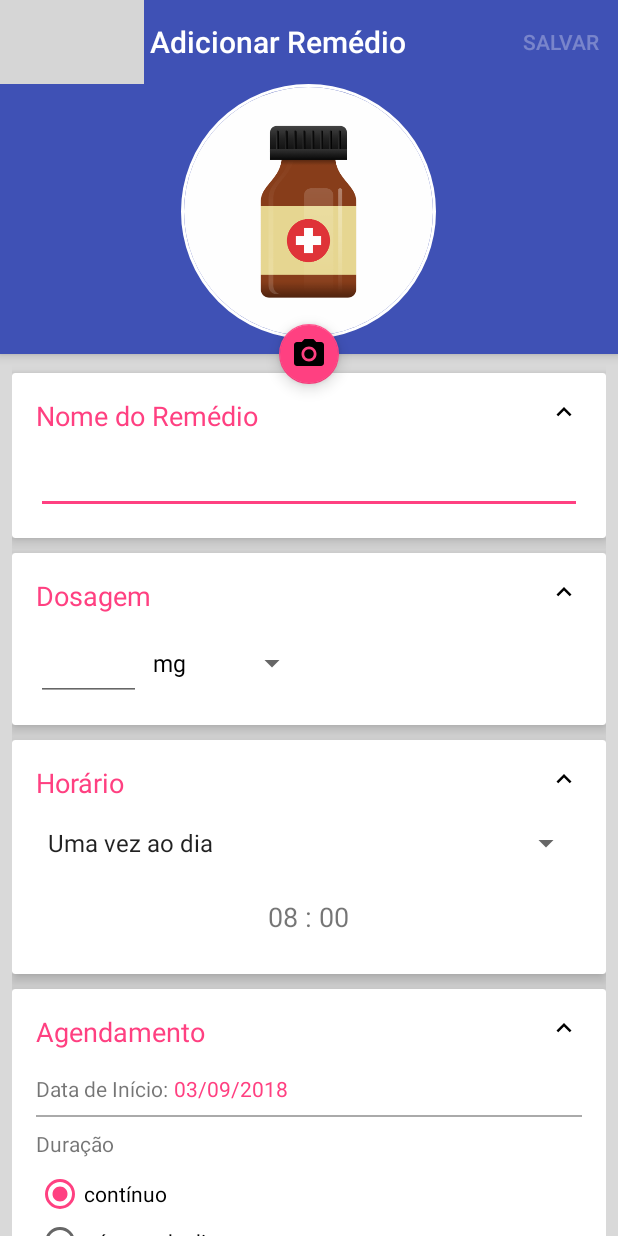
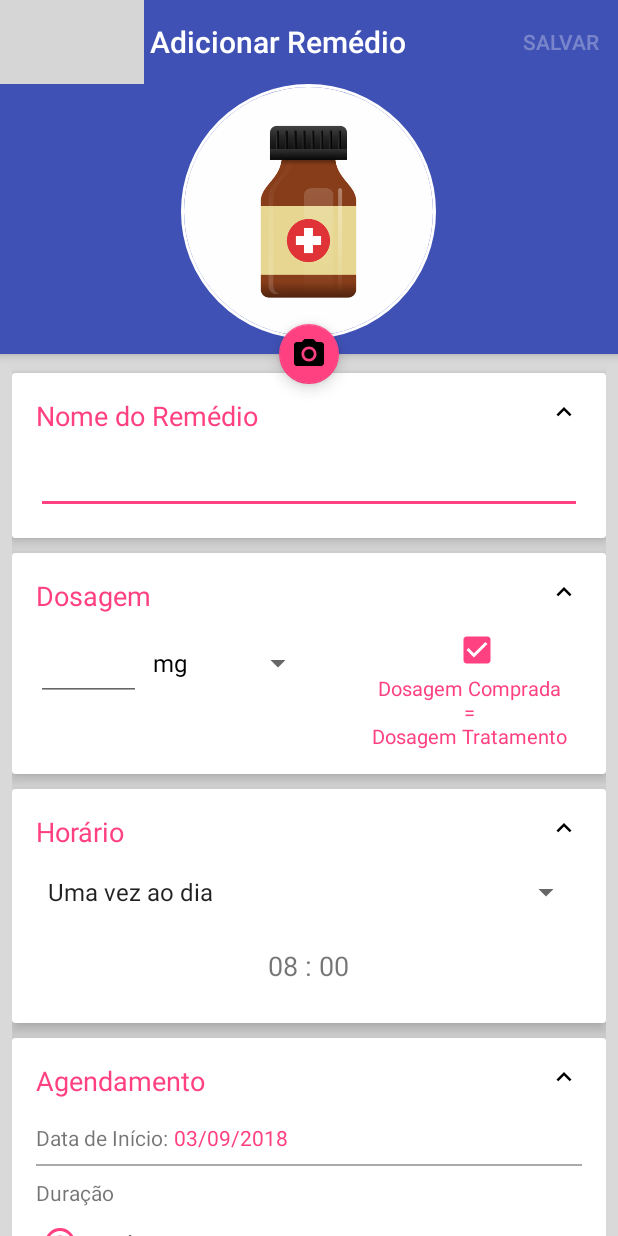
Before and after one commit to thalessn/MedAlarm, an Android app: the MedicamentoCadastro screen opened directly, with no data from a screen before it, on a phone screen of 412 x 824 dp. Run offline under Robolectric (Android 15) with nearby library versions, the phone set to English and light mode, and no system bars; our stand-ins replace CircleImageView; pictures from the network do not load; grey boxes are pictures that could not be loaded.

Commit message:
Adicionei o campo dosagem comprada no cardview de dosagem

```diff
--- a/app/src/main/java/com/gmail/thales_silva_nascimento/alarmmed/activity/MedicamentoCadastro.java
+++ b/app/src/main/java/com/gmail/thales_silva_nascimento/alarmmed/activity/MedicamentoCadastro.java
@@ -43,6 +43,7 @@ import android.view.View;
 import android.widget.AdapterView;
 import android.widget.ArrayAdapter;
 import android.widget.AutoCompleteTextView;
+import android.widget.CheckBox;
 import android.widget.CompoundButton;
 import android.widget.DatePicker;
 import android.widget.EditText;
@@ -102,13 +103,25 @@ public class MedicamentoCadastro extends AppCompatActivity
     private CardView cardAgend;
     private CardView cardLembrete;
     private ImageView imgSetaCardNome;
-    private ImageView imgSetaCardDosagem;
     private ImageView imgSetaCardHorario;
     private ImageView imgSetaCardAgend;
     private boolean expandirCardNome = false;
     private boolean expandirCardDosagem = false;
     private boolean expandirCardHorario = false;
     private boolean expandirCardAgend = false;
+
+    //CardDosagem
+    private ImageView imgSetaCardDosagem;
+    private EditText dosagemMed;
+    private EditText dosagemMedComprada;
+    private Spinner dosSpinner;
+    private Spinner dosSpinnerComprada;
+    private CheckBox cbDosagem;
+    private RelativeLayout rlCardDosagem2;
+    private TextView tvDosagemTratamento;
+    private TextView tvDosagemComprada;
+    private List<String> tipoDosagens;
+
 
     //Card Lembrete
     private Switch switchLembrete;
@@ -141,14 +154,14 @@ public class MedicamentoCadastro extends AppCompatActivity
     private int rbAnterior2;
     private boolean rbCheckNumeroDias;
     private TextView dataInicialTv;
-    private Spinner dosSpinner;
+
 
     //Toolbar
     private Toolbar toolbar;
 
     //Nome, dosagem
     private AutoCompleteTextView nomeMed;
-    private EditText dosagemMed;
+
     private int intevaloSel;
     private ArrayList<String> diasSelecionados;
     private Menu menu;
@@ -204,6 +217,7 @@ public class MedicamentoCadastro extends AppCompatActivity
 
         //Dosagem EditText
         dosagemMed = (EditText) findViewById(R.id.edDosagem);
+        dosagemMedComprada = (EditText) findViewById(R.id.edDosagem2);
 
         //Nome do medicamento
         nomeMed = (AutoCompleteTextView) findViewById(R.id.edNomeMed);
@@ -211,7 +225,7 @@ public class MedicamentoCadastro extends AppCompatActivity
         nomeMed.setThreshold(4);
         //Instancia o adapter do autocomplete
         autoCompleteAdapter = new MedicamentoAutoCompleteAdapter(MedicamentoCadastro.this);
-        //Adiciona o adapte ao edittext
+        //Adiciona o adapter ao edittext
         nomeMed.setAdapter(autoCompleteAdapter);
         //Nome do medicamento e evento para habilitar somente quando possui um nome
         nomeMed.addTextChangedListener(new TextWatcher() {
@@ -246,7 +260,10 @@ public class MedicamentoCadastro extends AppCompatActivity
             public void onItemClick(AdapterView<?> adapterView, View view, int i, long l) {
                 RetroMedicamento medSel = (RetroMedicamento) autoCompleteAdapter.getItem(i);
                 nomeMed.setText(medSel.getNomeGen());
-                dosagemMed.setText(medSel.getConcentracao());
+                String [] concentracao = medSel.getConcentracao().trim().split(" ");
+                dosagemMed.setText(concentracao[0].trim().replace(",",""));
+                int pos = tipoDosagens.indexOf(concentracao[1].trim().replace(",",""));
+                dosSpinner.setSelection(pos);
             }
         });
 
@@ -298,11 +315,44 @@ public class MedicamentoCadastro extends AppCompatActivity
             Log.i("savedInstanceState", "RadioButton Anterior " + teste.getText().toString());
         }
 
+
+        //--------------------------------------
+        // Dosagem - refatorar
+        //--------------------------------------
+        cbDosagem = (CheckBox) findViewById(R.id.cbDosagem);
+        cbDosagem.setChecked(true);
+        //Relative Layout de Dosagem Comprada - esconder para não aparecer na primeira vez
+        rlCardDosagem2 = (RelativeLayout) findViewById(R.id.rlCardDosagem2);
+        rlCardDosagem2.setVisibility(View.GONE);
+        //Desabila o textview de dosagem no primeiro momento
+        tvDosagemTratamento = (TextView) findViewById(R.id.tvDosagemTratamento);
+        tvDosagemTratamento.setVisibility(View.GONE);
+        cbDosagem.setOnCheckedChangeListener(new CompoundButton.OnCheckedChangeListener() {
+            @Override
+            public void onCheckedChanged(CompoundButton compoundButton, boolean b) {
+                if(b && (rlCardDosagem2.getVisibility() == View.VISIBLE)){
+                    //Desabilita o textview de dosagem tratamento
+                    tvDosagemTratamento.setVisibility(View.GONE);
+                    //Apaga o texto inserido
+                    dosagemMedComprada.setText("");
+                    //esconde o relativelayout
+                    rlCardDosagem2.setVisibility(View.GONE);
+                }else{
+                    //Habilita o textview Doagem tratamento
+                    tvDosagemTratamento.setVisibility(View.VISIBLE);
+                    //Limpa valores anteriores a dodagem comprada
+                    dosagemMedComprada.setText("");
+                    //Mostra o Relativelayout
+                    rlCardDosagem2.setVisibility(View.VISIBLE);
+                }
+            }
+        });
+
         //Inicializa os cards
         setupCardView();
 
         //Configura o spinner do CardView Horário
-        setupSpinnerHorario();
+        setupSpinner();
 
         //Setup dos RadioButtons
         setupRadioGroup();
@@ -329,8 +379,23 @@ public class MedicamentoCadastro extends AppCompatActivity
                 if((alarmeEdit != null) && (medEdit !=null)){
                     nomeMed.setText(medEdit.getNome());
 
+                    /**
+                     * Verifica Dosagem e se possui dosagem comprada
+                     */
                     String dosagem = medEdit.getDosagem() != -1 ? String.valueOf(medEdit.getDosagem()) : "";
                     dosagemMed.setText(dosagem);
+
+                    String dosagemComprada = medEdit.getDosagemComprada() != -1 ? String.valueOf(medEdit.getDosagemComprada()): "";
+                    if(dosagemComprada.length() > 0){
+                        cbDosagem.setChecked(false);
+                        rlCardDosagem2.setVisibility(View.VISIBLE);
+                        dosagemMedComprada.setText(dosagemComprada);
+                    }
+
+                    //Seleciona o tipo dosagem no spinner salvo no banco de dados
+                    int posDos = tipoDosagens.indexOf(medEdit.getTipoDosagem());
+                    dosSpinner.setSelection(posDos);
+                    dosSpinnerComprada.setSelection(posDos);
 
                     spinnerHourController = false;
                     repeticao.clear();
@@ -347,7 +412,6 @@ public class MedicamentoCadastro extends AppCompatActivity
 
                     //Recupera a posição no spinner através do texto
                     int pos = repeticao.indexOf(alarmeEdit.getFreqHorario());
-                    Log.v("PosicaoSpinner", String.valueOf(pos));
 
                     //Permite carregar do alarmeEdit as infomação do horario no alarme ao ativar a posição
                     telaEditHorario = true;
@@ -431,7 +495,7 @@ public class MedicamentoCadastro extends AppCompatActivity
         }
     }
 
-    private void setupSpinnerHorario(){
+    private void setupSpinner(){
         //------------------------------------------------------------------------
         // Spinner Horário
         //------------------------------------------------------------------------
@@ -461,20 +525,46 @@ public class MedicamentoCadastro extends AppCompatActivity
         //------------------------------------------------------------------------
         // Spinner Dosagem
         //------------------------------------------------------------------------
+        //Spinner principal
         dosSpinner = (Spinner) findViewById(R.id.dosSpinner);
+        dosSpinner.setOnItemSelectedListener(new AdapterView.OnItemSelectedListener() {
+            @Override
+            public void onItemSelected(AdapterView<?> adapterView, View view, int i, long l) {
+                dosSpinnerComprada.setSelection(i);
+            }
+
+            @Override
+            public void onNothingSelected(AdapterView<?> adapterView) {
+
+            }
+        });
+
+        //Spinner da dosagem comprada
+        dosSpinnerComprada = (Spinner) findViewById(R.id.dosSpinner2);
+        dosSpinnerComprada.setOnItemSelectedListener(new AdapterView.OnItemSelectedListener() {
+            @Override
+            public void onItemSelected(AdapterView<?> adapterView, View view, int i, long l) {
+                dosSpinner.setSelection(i);
+            }
+
+            @Override
+            public void onNothingSelected(AdapterView<?> adapterView) {
+
+            }
+        });
         // Spinner Drop down elements
-        List<String> categories = new ArrayList<String>();
-        categories.add("mg");
-        categories.add("g");
-        categories.add("ml");
-        categories.add("gotas");
-        categories.add("mg/ml");
+        tipoDosagens = new ArrayList<String>();
+        tipoDosagens.add("mg");
+        tipoDosagens.add("ml");
+        tipoDosagens.add("gotas");
+        tipoDosagens.add("mg/ml");
         // Creating adapter for spinner
-        ArrayAdapter<String> dataAdapter = new ArrayAdapter<String>(this, android.R.layout.simple_spinner_dropdown_item, categories);
+        ArrayAdapter<String> dataAdapter = new ArrayAdapter<String>(this, android.R.layout.simple_spinner_dropdown_item, tipoDosagens);
         // Drop down layout style - list view with radio button
         dataAdapter.setDropDownViewResource(android.R.layout.simple_spinner_dropdown_item);
         // attaching data adapter to spinner
         dosSpinner.setAdapter(dataAdapter);
+        dosSpinnerComprada.setAdapter(dataAdapter);
     }
 
     private void setupCamera(){
@@ -700,14 +790,24 @@ public class MedicamentoCadastro extends AppCompatActivity
                 if(expandirCardDosagem){
                     //expanda
                     expandirCardDosagem = false;
+                    LinearLayout llCheckBoxDosagem = (LinearLayout) findViewById(R.id.llCheckBoxDosagem);
+                    llCheckBoxDosagem.setVisibility(View.VISIBLE);
                     RelativeLayout rl = (RelativeLayout) findViewById(R.id.rlCardDosagem);
                     rl.setVisibility(View.VISIBLE);
+                    if(!cbDosagem.isChecked()){
+                        rlCardDosagem2.setVisibility(View.VISIBLE);
+                    }
                     imgSetaCardDosagem.animate().rotation(0).start();
 
                 }else{
                     expandirCardDosagem =  true;
+                    LinearLayout llCheckBoxDosagem = (LinearLayout) findViewById(R.id.llCheckBoxDosagem);
+                    llCheckBoxDosagem.setVisibility(View.GONE);
                     RelativeLayout rl = (RelativeLayout) findViewById(R.id.rlCardDosagem);
                     rl.setVisibility(View.GONE);
+                    if(!cbDosagem.isChecked()){
+                        rlCardDosagem2.setVisibility(View.GONE);
+                    }
                     imgSetaCardDosagem.animate().rotation(-180).start();
                 }
                 break;
@@ -2326,8 +2426,14 @@ public class MedicamentoCadastro extends AppCompatActivity
             String nome = nomeMed.getText().toString();
             //Se não inserir dosagem a dosage será nula = '-1'
             int dosagem = dosagemMed.getText().toString().isEmpty() ? -1 : Integer.parseInt(dosagemMed.getText().toString());
+            int dosagemComprada = -1;
+            if(!cbDosagem.isChecked()){
+                dosagemComprada = dosagemMedComprada.getText().toString().isEmpty() ? -1 : Integer.parseInt(dosagemMedComprada.getText().toString());
+            }
             String tipoDosagem = (String) dosSpinner.getSelectedItem();
+
             boolean usoContinuo = radioGroupDias.getCheckedRadioButtonId() == R.id.rbContinuo ? true : false;
+
             String observacao = "Não possui";
 
             String foto = "null";
@@ -2336,7 +2442,7 @@ public class MedicamentoCadastro extends AppCompatActivity
                 foto = photoFile; //Caminho da foto
             }
 
-            final Medicamento medicamento = new Medicamento(nome, dosagem, tipoDosagem, usoContinuo, observacao, foto);
+            final Medicamento medicamento = new Medicamento(nome, dosagem, tipoDosagem, usoContinuo, observacao, foto, dosagemComprada);
 
             /**
              * Alarme
@@ -2407,7 +2513,14 @@ public class MedicamentoCadastro extends AppCompatActivity
             medEdit.setNome(nomeMed.getText().toString());
             //Se não inserir dosagem a dosage será nula = '-1'
             int dosagem = dosagemMed.getText().toString().isEmpty() ? -1 : Integer.parseInt(dosagemMed.getText().toString());
+            int dosagemComprada = -1;
+            if(!cbDosagem.isChecked()){
+                dosagemComprada = dosagemMedComprada.getText().toString().isEmpty() ? -1 : Integer.parseInt(dosagemMedComprada.getText().toString());
+            }
             medEdit.setDosagem(dosagem);
+            medEdit.setDosagemComprada(dosagemComprada);
+
+
             //Tipo Dosagem
             String tipoDosagem = (String) dosSpinner.getSelectedItem();
             medEdit.setTipoDosagem(tipoDosagem);
--- a/app/src/main/java/com/gmail/thales_silva_nascimento/alarmmed/controller/ItemCompraController.java
+++ b/app/src/main/java/com/gmail/thales_silva_nascimento/alarmmed/controller/ItemCompraController.java
@@ -54,13 +54,14 @@ public class ItemCompraController {
                     long id = cursor.getLong(0);
                     String nome = cursor.getString(cursor.getColumnIndex("nome"));
                     int dosagem = cursor.getInt(cursor.getColumnIndex("dosagem"));
+                    int dosagemComprada = cursor.getInt(cursor.getColumnIndex("dosagemComprada"));
                     String tipoDosagem = cursor.getString(cursor.getColumnIndex("tipoDosagem"));
                     String foto = cursor.getString(cursor.getColumnIndex("foto"));
                     //Transforma para boolean
                     boolean usoContinuo = (cursor.getInt(cursor.getColumnIndex("usoContinuo")) == 1);
                     String obs = cursor.getString(cursor.getColumnIndex("observacao"));
                     int quantidade = cursor.getInt(cursor.getColumnIndex("qtd"));
-                    Medicamento medicamento = new Medicamento(id, nome, dosagem,tipoDosagem, usoContinuo, obs, foto, quantidade);
+                    Medicamento medicamento = new Medicamento(id, nome, dosagem,tipoDosagem, usoContinuo, obs, foto, quantidade, dosagemComprada);
 
                     //Lembrete Compra
                     long id2 = cursor.getLong(8);
--- a/app/src/main/java/com/gmail/thales_silva_nascimento/alarmmed/controller/MedicamentoAgendadoController.java
+++ b/app/src/main/java/com/gmail/thales_silva_nascimento/alarmmed/controller/MedicamentoAgendadoController.java
@@ -57,13 +57,14 @@ public class MedicamentoAgendadoController {
                     long id = cursor.getLong(0);
                     String nome = cursor.getString(cursor.getColumnIndex("nome"));
                     int dosagem = cursor.getInt(cursor.getColumnIndex("dosagem"));
+                    int dosagemComprada = cursor.getInt(cursor.getColumnIndex("dosagemComprada"));
                     String tipoDosagem = cursor.getString(cursor.getColumnIndex("tipoDosagem"));
                     String foto = cursor.getString(cursor.getColumnIndex("foto"));
                     //Transforma para boolean
                     boolean usoContinuo = (cursor.getInt(cursor.getColumnIndex("usoContinuo")) == 1);
                     String obs = cursor.getString(cursor.getColumnIndex("observacao"));
                     int quantidade = cursor.getInt(cursor.getColumnIndex("qtd"));
-                    Medicamento medicamento = new Medicamento(id, nome, dosagem,tipoDosagem, usoContinuo, obs, foto, quantidade);
+                    Medicamento medicamento = new Medicamento(id, nome, dosagem,tipoDosagem, usoContinuo, obs, foto, quantidade,dosagemComprada);
 
                     //Alarme
                     long id2 = cursor.getLong(8);
--- a/app/src/main/java/com/gmail/thales_silva_nascimento/alarmmed/fragment/filtroHistorico.java
+++ b/app/src/main/java/com/gmail/thales_silva_nascimento/alarmmed/fragment/filtroHistorico.java
@@ -95,7 +95,7 @@ public class filtroHistorico extends DialogFragment {
         //Lista contendo todos os medicamentos
         medicamentos = medController.listarTodosMedicamentos();
         //Gambiarra para aparecer Todos os Medicamentos na primeira linha
-        medicamentos.add(0,new Medicamento("Todos os Medicamentos",100,"",true,"",""));
+        medicamentos.add(0,new Medicamento("Todos os Medicamentos",100,"",true,"","",0));
         //Adapter utilizado pelo spinner;
         ArrayAdapter<Medicamento> adapter = new ArrayAdapter<Medicamento>(getContext(), R.layout.support_simple_spinner_dropdown_item, medicamentos);
         adapter.setDropDownViewResource(R.layout.support_simple_spinner_dropdown_item);
--- a/app/src/main/res/layout/activity_medicamento_detalhe.xml
+++ b/app/src/main/res/layout/activity_medicamento_detalhe.xml
@@ -11,7 +11,7 @@
         android:layout_height="56dp"
         android:background="?attr/colorPrimary"
         android:minHeight="?attr/actionBarSize"
-        app:theme="@style/ThemeOverlay.AppCompat.Dark"></android.support.v7.widget.Toolbar>
+        app:theme="@style/ThemeOverlay.AppCompat.Dark"/>
 
     <LinearLayout
         android:id="@+id/tbFakeMedicoDetalhe"
--- a/app/src/main/res/layout/card_dosagem_medicamento.xml
+++ b/app/src/main/res/layout/card_dosagem_medicamento.xml
@@ -2,7 +2,7 @@
 <android.support.v7.widget.CardView xmlns:android="http://schemas.android.com/apk/res/android"
     xmlns:app="http://schemas.android.com/apk/res-auto"
     android:layout_width="300dp"
-    android:layout_height="140dp"
+    android:layout_height="210dp"
     android:layout_below="@+id/button"
     android:layout_centerHorizontal="true"
     android:layout_marginTop="10dp"
@@ -38,7 +38,7 @@
 
         <RelativeLayout
             android:id="@+id/rlCardDosagem"
-            android:layout_width="match_parent"
+            android:layout_width="185dp"
             android:layout_height="wrap_content"
             android:layout_below="@+id/rlMed"
             android:layout_marginTop="8dp"
@@ -47,23 +47,96 @@
             <EditText
                 android:id="@+id/edDosagem"
                 android:layout_width="70dp"
-                android:textAlignment="center"
                 android:layout_height="50dp"
+                android:inputType="number"
+                android:maxLength="5"
                 android:maxLines="1"
-                android:inputType="number"
-                android:maxLength="5" />
-
+                android:textAlignment="center" />
 
             <Spinner
                 android:id="@+id/dosSpinner"
+                android:layout_width="115dp"
+                android:layout_height="50dp"
+                android:layout_centerVertical="true"
+                android:layout_toEndOf="@+id/edDosagem"
+                android:layout_toRightOf="@+id/edDosagem">
+
+            </Spinner>
+            <TextView
+                android:id="@+id/tvDosagemTratamento"
                 android:layout_width="wrap_content"
                 android:layout_height="wrap_content"
+                android:text="Dosagem do Tratamento"
+                android:textColor="@color/colorAccent"
+                android:textSize="11.5sp"
+                android:layout_below="@id/edDosagem"/>
+        </RelativeLayout>
+
+        <RelativeLayout
+            android:id="@+id/rlCardDosagem2"
+            android:layout_width="185dp"
+            android:layout_height="wrap_content"
+            android:layout_below="@+id/rlCardDosagem"
+            android:layout_marginTop="10dp"
+            android:orientation="horizontal">
+
+            <EditText
+                android:id="@+id/edDosagem2"
+                android:layout_width="70dp"
+                android:layout_height="50dp"
+                android:inputType="number"
+                android:maxLength="5"
+                android:maxLines="1"
+                android:textAlignment="center" />
+
+            <Spinner
+                android:id="@+id/dosSpinner2"
+                android:layout_width="115dp"
+                android:layout_height="50dp"
                 android:layout_centerVertical="true"
-                android:layout_toRightOf="@+id/edDosagem"
-                android:layout_toEndOf="@+id/edDosagem">
+                android:layout_toEndOf="@+id/edDosagem2"
+                android:layout_toRightOf="@+id/edDosagem2">
+            </Spinner>
+            <TextView
+                android:id="@+id/tvDosagemComprada"
+                android:layout_width="wrap_content"
+                android:layout_height="wrap_content"
+                android:text="Dosagem Comprada"
+                android:textColor="@color/colorAccent"
+                android:textSize="11.5sp"
+                android:layout_below="@id/edDosagem2"/>
+        </RelativeLayout>
 
-            </Spinner>
+        <RelativeLayout
+            android:layout_width="140dp"
+            android:layout_height="wrap_content"
+            android:layout_alignParentEnd="true"
+            android:layout_alignParentRight="true"
+            android:layout_below="@id/rlMed"
+            android:layout_marginTop="8dp">
 
+            <LinearLayout
+                android:id="@+id/llCheckBoxDosagem"
+                android:layout_width="150dp"
+                android:layout_height="wrap_content"
+                android:layout_alignParentEnd="true"
+                android:layout_alignParentRight="true"
+                android:orientation="vertical">
+
+                <CheckBox
+                    android:id="@+id/cbDosagem"
+                    android:layout_width="wrap_content"
+                    android:layout_height="wrap_content"
+                    android:layout_gravity="center" />
+
+                <TextView
+                    android:layout_width="wrap_content"
+                    android:layout_height="wrap_content"
+                    android:text="Dosagem Comprada\n = \nDosagem Tratamento"
+                    android:textAlignment="center"
+                    android:textColor="@color/colorAccent"
+                    android:textSize="13.5sp" />
+            </LinearLayout>
         </RelativeLayout>
 
     </RelativeLayout>
```
Also changed, not shown: app/src/main/java/com/gmail/thales_silva_nascimento/alarmmed/dao/HistoricoDAO.java (+14 -12 lines), app/src/main/java/com/gmail/thales_silva_nascimento/alarmmed/dao/MedicamentoDAO.java (+16 -9 lines), app/src/main/java/com/gmail/thales_silva_nascimento/alarmmed/model/Medicamento.java (+16 -2 lines).
